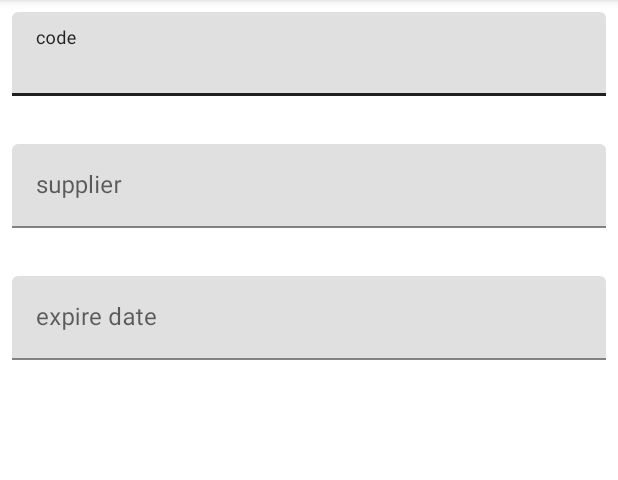
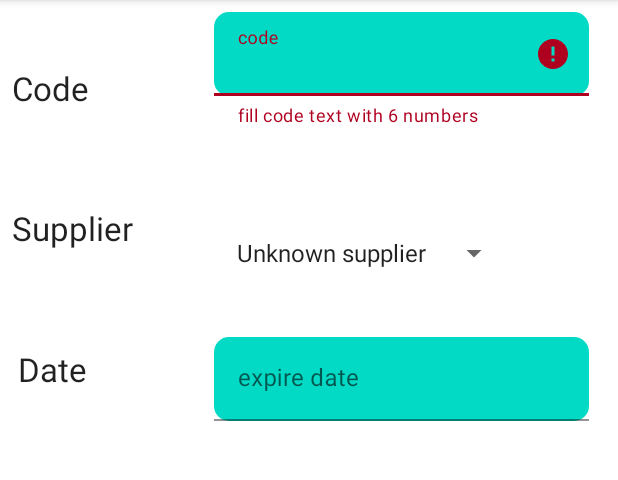
Before and after one commit to samsofa/ExpiredHelper, an Android app: the AddEditItemActivity screen opened directly, with no data from a screen before it, after a tap on "save", on a phone screen of 412 x 824 dp, the part 84-564 px from its top. Run offline under Robolectric (Android 15) with nearby library versions, the phone set to English and light mode, and no system bars; our stand-ins replace Room's generated code.

Commit message:
add sppiner

```diff
--- a/app/src/main/java/com/samsofa/expiredhelper/ui/AddEditItemActivity.java
+++ b/app/src/main/java/com/samsofa/expiredhelper/ui/AddEditItemActivity.java
@@ -4,7 +4,12 @@ import android.os.Bundle;
 import android.text.TextUtils;
 import android.view.Menu;
 import android.view.MenuItem;
+import android.view.View;
+import android.widget.AdapterView;
+import android.widget.AdapterView.OnItemSelectedListener;
+import android.widget.ArrayAdapter;
 import android.widget.EditText;
+import android.widget.Spinner;
 import androidx.annotation.NonNull;
 import androidx.appcompat.app.AppCompatActivity;
 import androidx.lifecycle.ViewModelProvider;
@@ -19,9 +24,12 @@ public class AddEditItemActivity extends AppCompatActivity {
   TextInputLayout codeTextInputLayout, supplierTextInputLayout, expireTextInputLayout;
   EditText codeEditText, supplierEditText, expireDateEditText;
 
-  String codeString, StringExpire, supplierString;
+  String codeString, StringExpire;
 
   ItemViewModel itemViewModel;
+
+  private Spinner mSupplierSpinner;
+  private String mSupplier = "unknown supplier";
 
   @Override
   protected void onCreate(Bundle savedInstanceState) {
@@ -29,6 +37,7 @@ public class AddEditItemActivity extends AppCompatActivity {
     setContentView(R.layout.activity_add_edit_item);
 
     viewInit();
+    setupSpinner();
 
     itemViewModel = new ViewModelProvider(this,
         ViewModelProvider.AndroidViewModelFactory.getInstance(this.getApplication()))
@@ -64,14 +73,18 @@ public class AddEditItemActivity extends AppCompatActivity {
   private void saveItem() {
 
     getTextFromEditText();
-    Item newItem = new Item(codeString, supplierString, Long.parseLong(StringExpire));
-    itemViewModel.insert(newItem);
+
+    if (validation(codeTextInputLayout, codeString)) {
+      Item newItem = new Item(codeString, mSupplier, Long.parseLong(StringExpire));
+      itemViewModel.insert(newItem);
+      finish();
+      //todo  AlertDialog to ask would you finish layout or contonui adding more items
+    }
   }
 
 
   private void getTextFromEditText() {
     codeString = codeEditText.getText().toString();
-    supplierString = supplierEditText.getText().toString();
     StringExpire = expireDateEditText.getText().toString();
 
   }
@@ -79,7 +92,7 @@ public class AddEditItemActivity extends AppCompatActivity {
   private void viewInit() {
     //EditText
     codeEditText = findViewById(R.id.et_code_name);
-    supplierEditText = findViewById(R.id.et_supplier);
+    mSupplierSpinner = findViewById(R.id.spinner_supplier);
     expireDateEditText = findViewById(R.id.et_expire);
     //textInputLayout
     codeTextInputLayout = findViewById(R.id.code_textInputLayout);
@@ -88,11 +101,53 @@ public class AddEditItemActivity extends AppCompatActivity {
 
   }
 
-  private void validation() {
-    if (codeString.length() != 6) {
-      codeTextInputLayout.setError("fill code text with 6 numbers");
-      return;
+  private boolean validation(TextInputLayout inputLayout, String textString) {
+    if (textString.length() != 6) {
+      inputLayout.setError("fill code text with 6 numbers");
+      return false;
+    } else {
+      return true;
     }
 
   }
+
+  private void setupSpinner() {
+    ArrayAdapter supplierSpinnerAdapter = ArrayAdapter
+        .createFromResource(this, R.array.array_supplier_option,
+            android.R.layout.simple_spinner_item);
+
+    // Specify dropdown layout style - simple list view with 1 item per line
+    supplierSpinnerAdapter.setDropDownViewResource(android.R.layout.simple_dropdown_item_1line);
+    // Apply the adapter to the spinner
+    mSupplierSpinner.setAdapter(supplierSpinnerAdapter);
+
+    // Set the integer mSelected to the constant values
+    mSupplierSpinner.setOnItemSelectedListener(new OnItemSelectedListener() {
+      @Override
+      public void onItemSelected(AdapterView<?> parent, View view, int position, long id) {
+        String selection = (String) parent.getItemAtPosition(position);
+        if (!TextUtils.isEmpty(selection)) {
+          if (selection.equals(getString(R.string.supplier_idf))) {
+            mSupplier = Constants.SUPPLIER_IDF; // idf
+          } else if (selection.equals(getString(R.string.supplier_ritter))) {
+            mSupplier = Constants.SUPPLIER_RITTER; // ritter
+          } else if (selection.equals(getString(R.string.supplier_ouvo))) {
+            mSupplier = Constants.SUPPLIER_OUVO; // ouvo
+          } else if (selection.equals(getString(R.string.supplier_ayman))) {
+            mSupplier = Constants.SUPPLIER_AYMAN; //ayman
+          } else {
+            mSupplier = Constants.SUPPLIER_UNKNOWN; // Unknown
+          }
+        }
+
+      }
+
+      @Override
+      public void onNothingSelected(AdapterView<?> parent) {
+
+        mSupplier = "" + R.string.supplier_unknown;
+      }
+    });
+
+  }
 }
--- /dev/null
+++ b/app/src/main/java/com/samsofa/expiredhelper/ui/Constants.java
@@ -0,0 +1,14 @@
+package com.samsofa.expiredhelper.ui;
+
+public class Constants {
+
+  /**
+   * Possible values for the supplier of the item.
+   */
+  public static final String SUPPLIER_UNKNOWN = "No Supplier";
+  public static final String SUPPLIER_IDF = "IDf";
+  public static final String SUPPLIER_RITTER = "RITTER";
+  public static final String SUPPLIER_OUVO = "OUVO";
+  public static final String SUPPLIER_AYMAN = "AYMAN";
+
+}
--- a/app/src/main/java/com/samsofa/expiredhelper/ui/MainActivity.java
+++ b/app/src/main/java/com/samsofa/expiredhelper/ui/MainActivity.java
@@ -4,6 +4,7 @@ import android.content.Intent;
 import android.os.Bundle;
 import android.view.View;
 import android.view.View.OnClickListener;
+import android.widget.RelativeLayout;
 import android.widget.Toast;
 import androidx.appcompat.app.AppCompatActivity;
 import androidx.lifecycle.Observer;
@@ -16,20 +17,21 @@ import com.samsofa.expiredhelper.adapters.ItemAdapter;
 import com.samsofa.expiredhelper.interfaces.RecyclerViewClickListener;
 import com.samsofa.expiredhelper.models.Item;
 import com.samsofa.expiredhelper.viewModels.ItemViewModel;
-import java.util.ArrayList;
 import java.util.List;
 
 public class MainActivity extends AppCompatActivity implements RecyclerViewClickListener {
 
   private ItemViewModel itemViewModel;
-  private List<Item> displayItems;
+
+  private RelativeLayout emptyView;
 
   @Override
   protected void onCreate(Bundle savedInstanceState) {
     super.onCreate(savedInstanceState);
     setContentView(R.layout.activity_main);
 
-    displayItems = new ArrayList<>();
+    emptyView = findViewById(R.id.empty_view);
+
     ItemAdapter adapter = new ItemAdapter(this);
     RecyclerView recyclerView = findViewById(R.id.main_recylerView);
     recyclerView
@@ -44,7 +46,10 @@ public class MainActivity extends AppCompatActivity implements RecyclerViewClick
       @Override
       public void onChanged(List<Item> items) {
         adapter.submitList(items);
-        displayItems.addAll(items);
+
+        if (adapter.getCurrentList().size() > 0) {
+          emptyView.setVisibility(View.GONE);
+        }
       }
     });
 
@@ -63,4 +68,6 @@ public class MainActivity extends AppCompatActivity implements RecyclerViewClick
   public void onItemClick(int position) {
     Toast.makeText(this, "position " + position, Toast.LENGTH_SHORT).show();
   }
+
+
 }
--- /dev/null
+++ b/app/src/main/res/drawable/round_corner.xml
@@ -0,0 +1,6 @@
+<?xml version="1.0" encoding="utf-8"?>
+<shape xmlns:android="http://schemas.android.com/apk/res/android">
+  <solid android:color="@color/teal_200" />
+  <corners android:radius="10dp" />
+
+</shape>
--- a/app/src/main/res/layout/activity_add_edit_item.xml
+++ b/app/src/main/res/layout/activity_add_edit_item.xml
@@ -7,60 +7,104 @@
   android:layout_margin="8dp"
   tools:context=".ui.AddEditItemActivity">
 
-  <TextView
-    android:id="@+id/textView2"
-    android:layout_width="wrap_content"
-    android:layout_height="wrap_content"
-    android:text="TextView"
-    tools:layout_editor_absoluteX="69dp"
-    tools:layout_editor_absoluteY="348dp" />
 
   <com.google.android.material.textfield.TextInputLayout
     android:id="@+id/code_textInputLayout"
-    android:layout_width="match_parent"
+    android:layout_width="250dp"
     android:layout_height="wrap_content"
     app:layout_constraintEnd_toEndOf="parent"
+    app:layout_constraintStart_toStartOf="@+id/guideline"
     app:layout_constraintTop_toTopOf="parent">
 
     <EditText
       android:id="@+id/et_code_name"
       android:layout_width="match_parent"
       android:layout_height="wrap_content"
+      android:background="@drawable/round_corner"
+      android:maxLength="6"
+      android:maxLines="1"
       android:hint="code"
       android:inputType="number" />
   </com.google.android.material.textfield.TextInputLayout>
 
+
+  <Spinner
+    android:id="@+id/spinner_supplier"
+    android:layout_width="wrap_content"
+    android:layout_height="48dp"
+    android:layout_marginStart="16dp"
+    android:layout_marginTop="60dp"
+    app:layout_constraintEnd_toEndOf="parent"
+    app:layout_constraintHorizontal_bias="0.043"
+    app:layout_constraintStart_toStartOf="@+id/guideline"
+    app:layout_constraintTop_toBottomOf="@+id/code_textInputLayout" />
+
   <com.google.android.material.textfield.TextInputLayout
-    android:id="@+id/supplier_textInputLayout"
-    android:layout_width="match_parent"
+    android:id="@+id/expire_textInputLayout"
+    android:layout_width="250dp"
     android:layout_height="wrap_content"
     android:layout_marginTop="32dp"
     app:layout_constraintEnd_toEndOf="parent"
-    app:layout_constraintStart_toStartOf="parent"
-    app:layout_constraintTop_toBottomOf="@+id/code_textInputLayout">
-
-    <com.google.android.material.textfield.TextInputEditText
-      android:id="@+id/et_supplier"
-      android:layout_width="match_parent"
-      android:layout_height="wrap_content"
-      android:hint="supplier" />
-  </com.google.android.material.textfield.TextInputLayout>
-
-  <com.google.android.material.textfield.TextInputLayout
-    android:id="@+id/expire_textInputLayout"
-    android:layout_width="match_parent"
-    android:layout_height="wrap_content"
-    android:layout_marginTop="32dp"
-    app:layout_constraintEnd_toEndOf="parent"
-    app:layout_constraintStart_toStartOf="parent"
-    app:layout_constraintTop_toBottomOf="@+id/supplier_textInputLayout">
+    app:layout_constraintStart_toStartOf="@+id/guideline"
+    app:layout_constraintTop_toBottomOf="@+id/spinner_supplier">
 
     <com.google.android.material.textfield.TextInputEditText
       android:id="@+id/et_expire"
       android:layout_width="match_parent"
+      android:background="@drawable/round_corner"
       android:layout_height="wrap_content"
+      android:maxLines="1"
       android:hint="expire date" />
   </com.google.android.material.textfield.TextInputLayout>
 
+  <androidx.constraintlayout.widget.Guideline
+    android:id="@+id/guideline"
+    android:layout_width="wrap_content"
+    android:layout_height="wrap_content"
+    android:orientation="vertical"
+    app:layout_constraintGuide_end="273dp" />
+
+  <TextView
+    android:id="@+id/textView"
+    android:layout_width="wrap_content"
+    android:layout_height="wrap_content"
+    android:layout_marginTop="24dp"
+    android:text="Code"
+    android:textAppearance="@style/TextAppearance.AppCompat.Large"
+    app:layout_constraintBottom_toBottomOf="@+id/code_textInputLayout"
+    app:layout_constraintStart_toStartOf="parent"
+    app:layout_constraintTop_toTopOf="parent" />
+
+  <TextView
+    android:id="@+id/textView4"
+    android:layout_width="wrap_content"
+    android:layout_height="wrap_content"
+    android:layout_marginTop="64dp"
+    android:text="Supplier"
+    android:textAppearance="@style/TextAppearance.AppCompat.Large"
+    app:layout_constraintBottom_toBottomOf="@+id/supplier_textInputLayout"
+    app:layout_constraintStart_toStartOf="parent"
+    app:layout_constraintTop_toBottomOf="@+id/textView" />
+
+  <TextView
+    android:id="@+id/textView5"
+    android:layout_width="wrap_content"
+    android:layout_height="wrap_content"
+    android:layout_marginStart="4dp"
+    android:layout_marginTop="44dp"
+
+    android:text="Date"
+    android:textAppearance="@style/TextAppearance.AppCompat.Large"
+    app:layout_constraintBottom_toBottomOf="@+id/expire_textInputLayout"
+    app:layout_constraintStart_toStartOf="parent"
+    app:layout_constraintTop_toBottomOf="@+id/textView4" />
+
+  <androidx.constraintlayout.widget.Barrier
+    android:id="@+id/barrier4"
+    android:layout_width="wrap_content"
+    android:layout_height="wrap_content"
+    app:barrierDirection="left"
+    app:constraint_referenced_ids="textView,textView4,textView5"
+    tools:layout_editor_absoluteX="395dp" />
 
 </androidx.constraintlayout.widget.ConstraintLayout>
--- a/app/src/main/res/values/strings.xml
+++ b/app/src/main/res/values/strings.xml
@@ -4,4 +4,11 @@
   <string name="empty_view_title_text">"You have no items "</string>
   <string name="empty_view_subtitle_text">Press add button to add itms</string>
   <string name="toolbar_title_expire_helper">Expire Organizer</string>
+
+  <string name="supplier_idf" translatable="false">IDF 315</string>
+  <string name="supplier_ritter" translatable="false">RITTER 420</string>
+  <string name="supplier_ouvo" translatable="false">Ouvo 650</string>
+  <string name="supplier_ayman" translatable="false">ayman 905</string>
+  <string name="supplier_unknown">Unknown supplier</string>
+
 </resources>
--- /dev/null
+++ b/app/src/main/res/values/supplier_array.xml
@@ -0,0 +1,10 @@
+<?xml version="1.0" encoding="utf-8"?>
+<resources>
+  <string-array name="array_supplier_option">
+    <item>@string/supplier_unknown</item>
+    <item>@string/supplier_idf</item>
+    <item>@string/supplier_ritter</item>
+    <item>@string/supplier_ouvo</item>
+    <item>@string/supplier_ayman</item>
+  </string-array>
+</resources>
```
